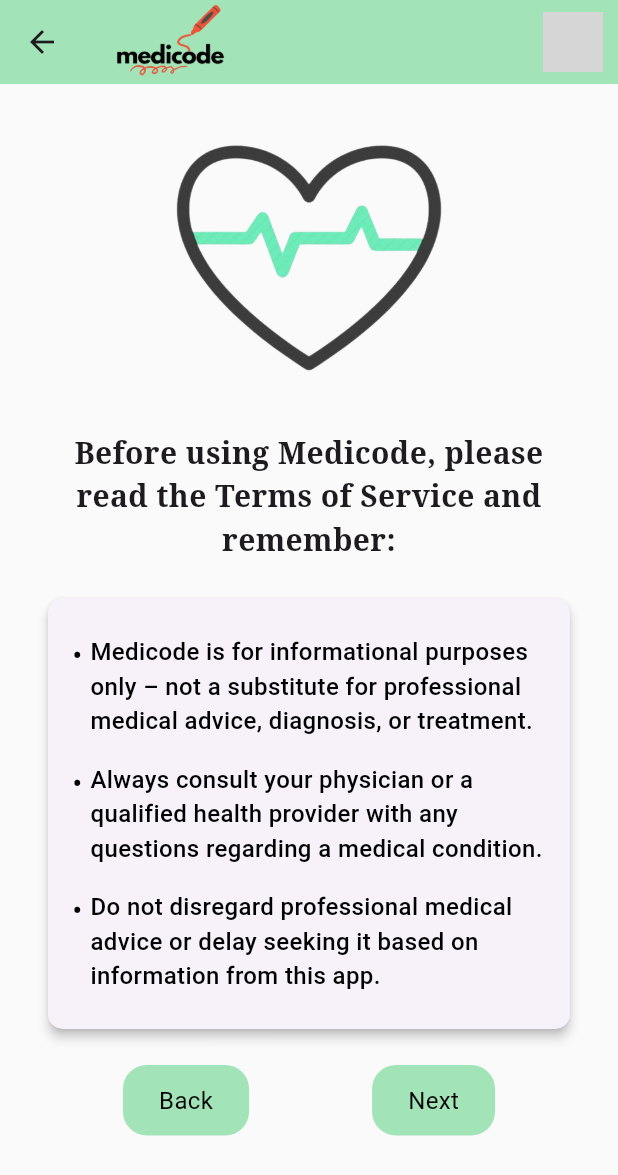
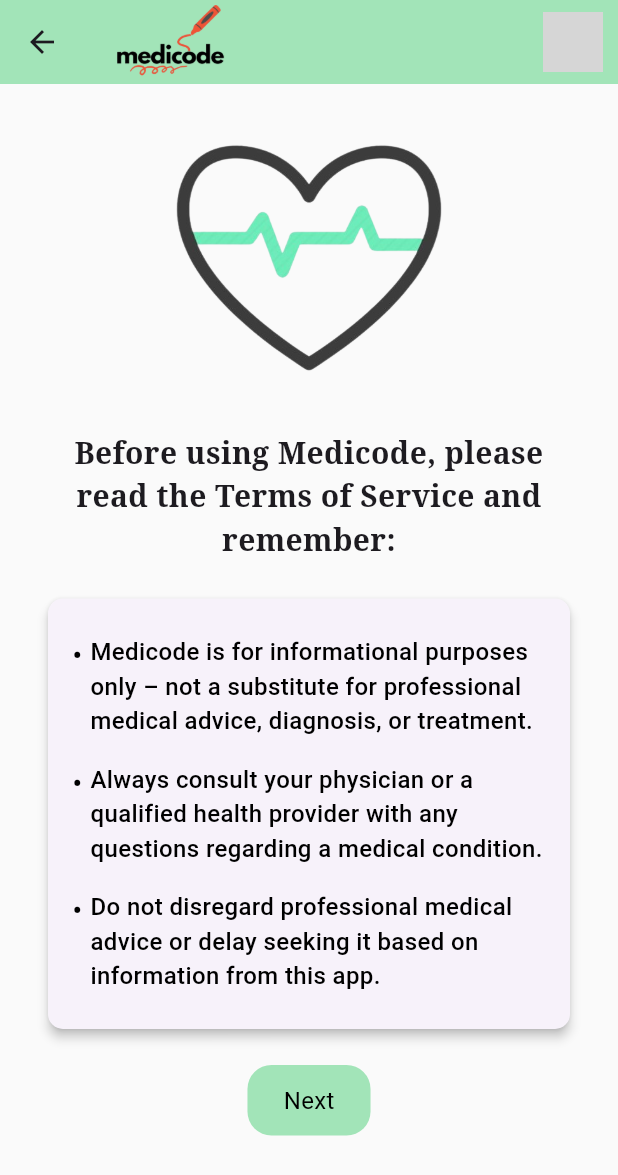
Before and after one commit to BingxinJiang1/Medicode, a Flutter app: the DisclaimerPage screen opened directly, on a phone screen of 412 x 824 dp. Shown: the top 1175 px of the screen. Run offline on Flutter 3.47's test engine with Material 3 defaults, Android fonts, the phone set to English and light mode, and no system bars; our stand-ins replace flutter_dotenv, flutter_riverpod, google_fonts, google_generative_ai, image_picker, supabase_flutter; accounts and stored records are empty; network calls fail; grey boxes are pictures that could not be loaded.

Commit message:
fix the default button of disclaimer page, remove the custom back button

```diff
--- a/lib/pages/disclaimer_screen.dart
+++ b/lib/pages/disclaimer_screen.dart
@@ -75,7 +75,7 @@ class _DisclaimerPageState extends State<DisclaimerPage> {
     );
   }
 
-
+  @override
   @override
   Widget build(BuildContext context) {
     final user = Supabase.instance.client.auth.currentUser;
@@ -96,7 +96,8 @@ class _DisclaimerPageState extends State<DisclaimerPage> {
                   onPressed: () {
                     Navigator.push(
                       context,
-                      MaterialPageRoute(builder: (context) => const LoginPage()),
+                      MaterialPageRoute(
+                          builder: (context) => const LoginPage()),
                     );
                   },
                   style: TextButton.styleFrom(
@@ -120,7 +121,8 @@ class _DisclaimerPageState extends State<DisclaimerPage> {
                     } else {
                       Navigator.push(
                         context,
-                        MaterialPageRoute(builder: (context) => const AccountPage()),
+                        MaterialPageRoute(
+                            builder: (context) => const AccountPage()),
                       );
                     }
                   },
@@ -178,39 +180,17 @@ class _DisclaimerPageState extends State<DisclaimerPage> {
                 ),
               ),
               const SizedBox(height: 20),
-              Row(
-                mainAxisAlignment: MainAxisAlignment.spaceEvenly,
-                children: [
               GestureDetector(
                 onTap: () {
-                      if (Navigator.canPop(context)) {
-                        Navigator.pop(context);
-                      } else {
-                        Navigator.pushReplacement(context,
-                            MaterialPageRoute(builder: (_) => const IntroScreen()));
-                      }
+                  Navigator.push(
+                      context,
+                      MaterialPageRoute(
+                          builder: (context) =>
+                              const ReportImage())); // Use push to add to stack
                 },
                 child: Container(
-                      padding: const EdgeInsets.symmetric(horizontal: 24, vertical: 12),
-                      decoration: BoxDecoration(
-                        borderRadius: BorderRadius.circular(16),
-                        color: mint,
-                      ),
-                      child: const Text(
-                        'Back',
-                        style: TextStyle(color: Colors.black, fontSize: 16),
-                      ),
-                    ),
-                  ),
-                  GestureDetector(
-                    onTap: () {
-                      Navigator.pushReplacement(
-                          context,
-                          MaterialPageRoute(
-                              builder: (context) => const ReportImage()));
-                    },
-                    child: Container(
-                      padding: const EdgeInsets.symmetric(horizontal: 24, vertical: 12),
+                  padding:
+                      const EdgeInsets.symmetric(horizontal: 24, vertical: 12),
                   decoration: BoxDecoration(
                     borderRadius: BorderRadius.circular(16),
                     color: mint,
@@ -220,8 +200,6 @@ class _DisclaimerPageState extends State<DisclaimerPage> {
                     style: TextStyle(color: Colors.black, fontSize: 16),
                   ),
                 ),
-                  ),
-                ],
               ),
               const SizedBox(height: 20),
             ],
```
Lines whose indentation alone changed are shown as unchanged.
